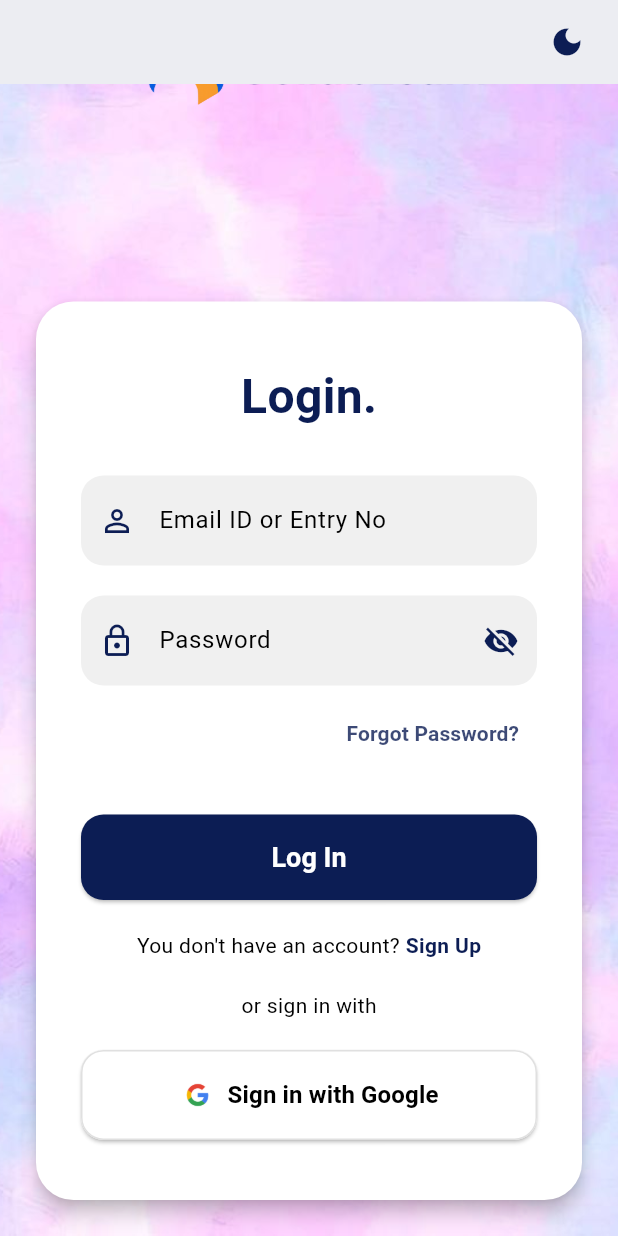
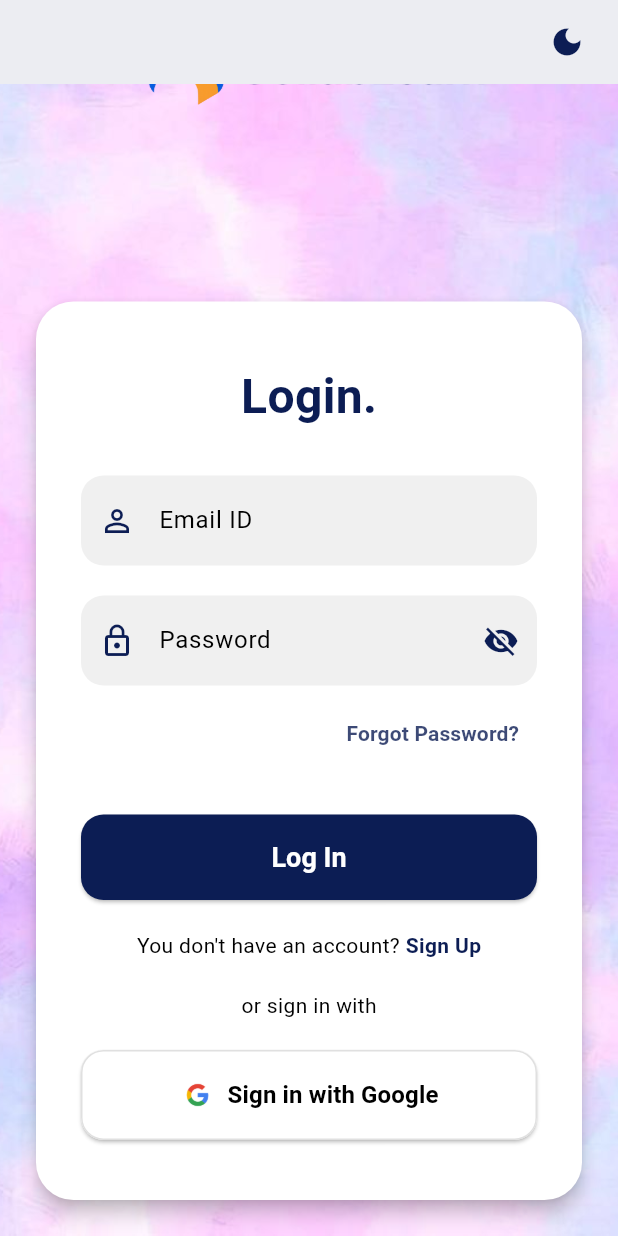
Before and after one commit to ProPaul25/CollabLearn, a Flutter app: the screen it shows after launch, scrolled down 129 dp, after a tap on "Sign in with Google", on a phone screen of 412 x 824 dp. Run offline on Flutter 3.47's test engine with Material 3 defaults, Android fonts, the phone set to English and light mode, and no system bars; our stand-ins replace cloud_firestore, file_picker, firebase_auth, firebase_core, google_sign_in, image_picker and 1 more; missing offline and left inert: cloudinary_public, mobile_scanner; accounts and stored records are empty.

Commit message:
Corrected login page and pubsec file

```diff
--- a/collablearn1/lib/login_page.dart
+++ b/collablearn1/lib/login_page.dart
@@ -104,7 +104,6 @@ class _LoginPageState extends State<LoginPage> {
   Future<void> _resetPassword() async {
     final email = _emailController.text.trim();
 
-    // NOTE: For security, Firebase only sends a reset email if the input is a valid email format.
     if (email.isEmpty) {
       if (mounted) {
         ScaffoldMessenger.of(context).showSnackBar(
@@ -117,7 +116,6 @@ class _LoginPageState extends State<LoginPage> {
     setState(() => _isLoading = true);
 
     try {
-      // If the user entered an Entry No/ID, we need to look up the corresponding email
       String emailToReset;
       if (!email.contains('@')) {
         final lookupDoc = await FirebaseFirestore.instance
@@ -168,13 +166,12 @@ class _LoginPageState extends State<LoginPage> {
     }
   }
 
-  // --- RESTORED: GOOGLE SIGN IN FUNCTION ---
+  // --- Google Sign In Function ---
   Future<void> _signInWithGoogle() async {
     setState(() => _isLoading = true);
     try {
       final GoogleSignInAccount? googleUser = await GoogleSignIn().signIn();
       if (googleUser == null) {
-        // The user canceled the sign-in
         setState(() => _isLoading = false);
         return;
       }
@@ -185,7 +182,6 @@ class _LoginPageState extends State<LoginPage> {
         idToken: googleAuth.idToken,
       );
 
-      // Sign in to Firebase
       final userCredential = await FirebaseAuth.instance.signInWithCredential(credential);
       final user = userCredential.user;
 
@@ -193,30 +189,25 @@ class _LoginPageState extends State<LoginPage> {
         throw Exception("Google Sign-in failed to return a user.");
       }
 
-      // --- NEW: Check if user exists in Firestore, if not, create them ---
       final userDocRef = FirebaseFirestore.instance.collection('users').doc(user.uid);
       final userDoc = await userDocRef.get();
 
       if (!userDoc.exists) {
-        // User is new, create a document for them
         String firstName = googleUser.displayName?.split(' ').first ?? '';
         String lastName = googleUser.displayName?.split(' ').last ?? '';
-        if (firstName == lastName) lastName = ''; // Handle single-name accounts
+        if (firstName == lastName) lastName = '';
 
         await userDocRef.set({
           'firstName': firstName,
           'lastName': lastName,
-          'role': 'student', // Default new Google sign-ins to student
+          'role': 'student',
           'email': user.email,
           'createdAt': FieldValue.serverTimestamp(),
           'enrolledClasses': [],
           'profileImageBase64': null,
-          'entryNo': '', // Google sign-in users won't have an entry number
+          'entryNo': '',
           'instructorId': '',
         });
-
-        // Note: We don't create a 'user_lookups' doc for Google sign-in
-        // as they will always log in with their email.
       }
 
     } on FirebaseAuthException catch (e) {
@@ -282,7 +273,7 @@ class _LoginPageState extends State<LoginPage> {
                           const SizedBox(height: 30),
                           _buildTextField(
                             controller: _emailController,
-                            hintText: 'Email ID or Entry No', // Updated hint text
+                            hintText: 'Email ID', // <-- THIS IS THE FIX
                             prefixIcon: Icons.person_outline,
                             keyboardType: TextInputType.emailAddress,
                           ),
@@ -344,7 +335,6 @@ class _LoginPageState extends State<LoginPage> {
                           Text('or sign in with', style: TextStyle(color: Theme.of(context).textTheme.bodyMedium!.color)),
                           const SizedBox(height: 20),
 
-                          // --- RESTORED: GOOGLE SIGN IN BUTTON ---
                           SizedBox(
                             width: double.infinity,
                             child: ElevatedButton(
@@ -367,7 +357,6 @@ class _LoginPageState extends State<LoginPage> {
                                     ),
                             ),
                           ),
-                          // --- END OF RESTORED BUTTON ---
 
                         ],
                       ),
@@ -424,7 +413,7 @@ class _LoginPageState extends State<LoginPage> {
         controller: controller,
         keyboardType: keyboardType,
         decoration: InputDecoration(
-          hintText: hintText,
+          hintText: hintText, // <-- USES THE ORIGINAL HINT TEXT
           contentPadding: const EdgeInsets.symmetric(vertical: 18),
           prefixIcon: Icon(prefixIcon, color: primaryColor),
           border: InputBorder.none,
```
Also changed, not shown: collablearn1/pubspec.yaml (+16 -15 lines), collablearn1/pubspec.lock, 6 other files.
